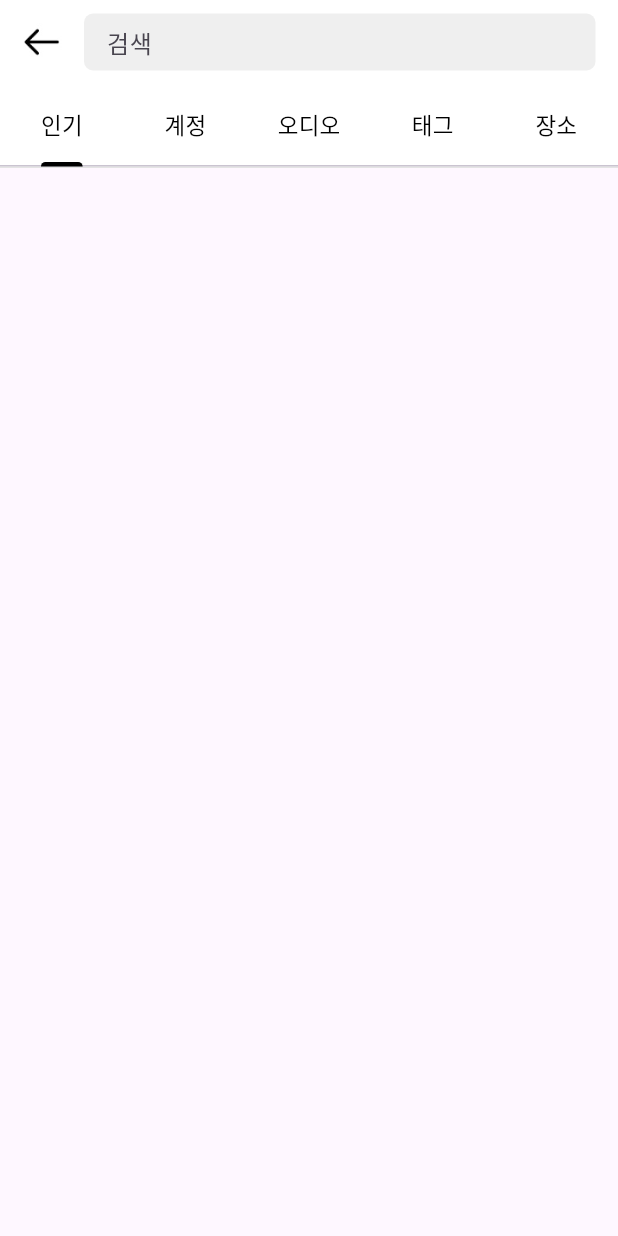
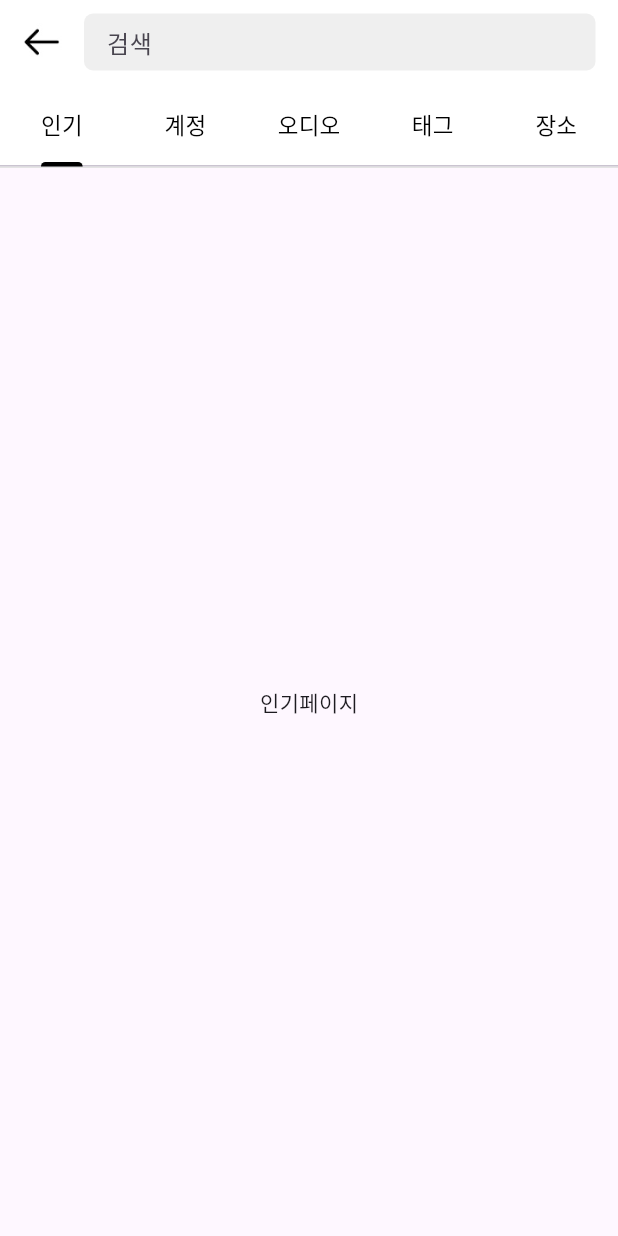
Before and after one commit to sunjaehi/Flutter_practice, a Flutter app: the SearchFocus screen opened directly, on a phone screen of 412 x 824 dp. Run offline on Flutter 3.47's test engine with Material 3 defaults, Android fonts, the phone set to English and light mode, and no system bars; our stand-ins replace cached_network_image, expandable_text, get.

Commit message:
feat : 뒤로가기 액션 정리

```diff
--- a/lib/src/controller/bottom_nav_controller.dart
+++ b/lib/src/controller/bottom_nav_controller.dart
@@ -10,7 +10,10 @@ import '../pages/upload.dart';
 enum PageName {HOME, SEARCH, UPLOAD, ACTIVITY, MYPAGE}
 
 class BottomNavController extends GetxController {
+  static BottomNavController get to => Get.find();
   RxInt pageIndex = 0.obs;
+  GlobalKey<NavigatorState> searchPageNavigationKey =
+      GlobalKey<NavigatorState>();
   List<int> bottomHistory = [0];
 
   void changeBottomNav(int value,{bool hasGesture = true}) {
@@ -56,6 +59,13 @@ class BottomNavController extends GetxController {
       ));
       return true;
     } else {
+
+      var page = PageName.values[bottomHistory.last];
+      if(page == PageName.SEARCH) {
+        var value = await searchPageNavigationKey.currentState!.maybePop();
+        if (value) return false;
+      }
+
       bottomHistory.removeLast();
       var index = bottomHistory.last;
       changeBottomNav(index, hasGesture: false);
--- a/lib/src/pages/search/search_focus.dart
+++ b/lib/src/pages/search/search_focus.dart
@@ -1,4 +1,5 @@
 import 'package:code_basic/src/components/image_data.dart';
+import 'package:code_basic/src/controller/bottom_nav_controller.dart';
 import 'package:flutter/material.dart';
 import 'package:get/get.dart';
 
@@ -50,15 +51,24 @@ class _SearchFocusState extends State<SearchFocus> with TickerProviderStateMixin
     );
   }
 
-  // Widget _body() {
-  //   //21분
-  // }
+  Widget _body() {
+    return TabBarView(
+        controller: tabController,
+        children: const [
+          Center(child: Text('인기페이지')),
+          Center(child: Text('계정페이지')),
+          Center(child: Text('오디오페이지')),
+          Center(child: Text('태그페이지')),
+          Center(child: Text('장소페이지')),
+        ],
+      );
+  }
   Widget build(BuildContext context) {
     return Scaffold(
       appBar: AppBar(
         elevation: 0,
         leading: GestureDetector(
-          onTap: Get.back,
+          onTap: BottomNavController.to.willPopAction,
           child: Padding(
             padding: const EdgeInsets.all(15.0),
             child: ImageData(
@@ -84,7 +94,7 @@ class _SearchFocusState extends State<SearchFocus> with TickerProviderStateMixin
       ),
         bottom: _tabMenu(),
       ),
-      // body: _body(),
+      body: _body(),
     );
   }
 }
```
